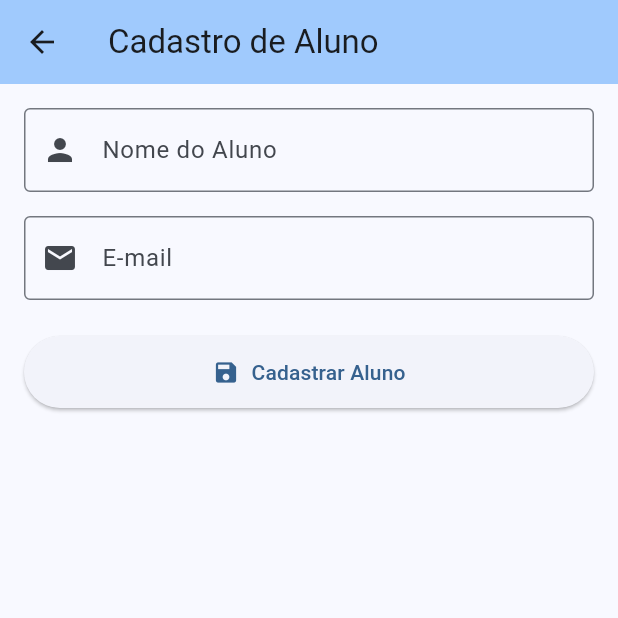
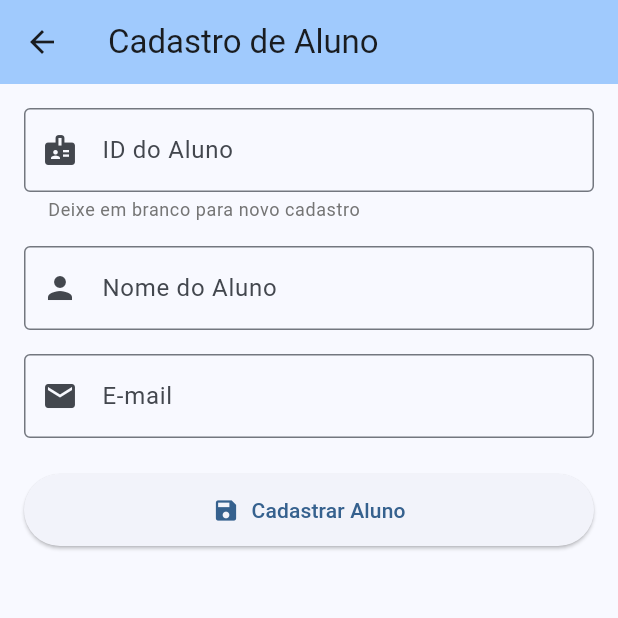
Before and after one commit to FelipeVieira4/gabarito_plus, a Flutter app: the ConsultaAluno screen opened directly, after a tap on the "person add" icon, on a phone screen of 412 x 824 dp, the top half of it. Run offline on Flutter 3.47's test engine with Material 3 defaults, Android fonts, the phone set to English and light mode, and no system bars.

Commit message:
feat: edição e exclusão de alunos

```diff
--- a/lib/views/alunos/cadastro_aluno.dart
+++ b/lib/views/alunos/cadastro_aluno.dart
@@ -3,9 +3,10 @@ import 'package:gabarito_plus/mocks/mock_aluno.dart';
 import 'package:gabarito_plus/models/aluno.dart';
 
 class CadastroAluno extends StatefulWidget {
-  const CadastroAluno({super.key, required this.title});
+  const CadastroAluno({super.key, required this.title, this.aluno});
 
   final String title;
+  final Aluno? aluno; // continua aceitando vir preenchido da consulta
 
   @override
   State<CadastroAluno> createState() => _CadastroAlunoState();
@@ -13,39 +14,116 @@ class CadastroAluno extends StatefulWidget {
 
 class _CadastroAlunoState extends State<CadastroAluno> {
   final _formKey = GlobalKey<FormState>();
+  final _idController = TextEditingController();
   final _nomeController = TextEditingController();
   final _emailController = TextEditingController();
 
+  Aluno? _alunoEncontrado; // null = ID em branco ou não encontrado ainda
+
+  bool get _isEdicao => _alunoEncontrado != null;
+
+  @override
+  void initState() {
+    super.initState();
+    if (widget.aluno != null) {
+      _idController.text = widget.aluno!.id;
+      _carregarAluno(widget.aluno!.id);
+    }
+  }
+
   @override
   void dispose() {
+    _idController.dispose();
     _nomeController.dispose();
     _emailController.dispose();
     super.dispose();
   }
 
+  // Busca o aluno pelo ID digitado e preenche o formulário
+  void _carregarAluno(String id) {
+    final encontrado = listaAlunos.where((a) => a.id == id).toList();
+
+    setState(() {
+      if (encontrado.isNotEmpty) {
+        _alunoEncontrado = encontrado.first;
+        _nomeController.text = _alunoEncontrado!.nome;
+        _emailController.text = _alunoEncontrado!.email;
+      } else {
+        _alunoEncontrado = null;
+        _nomeController.clear();
+        _emailController.clear();
+      }
+    });
+  }
+
   void _salvarAluno() {
-    if (_formKey.currentState!.validate()) {
-      // Cria a nova instância do aluno com um ID baseado no tamanho da lista
+    if (!_formKey.currentState!.validate()) return;
+
+    final idDigitado = _idController.text.trim();
+
+    if (_isEdicao) {
+      // Edição: atualiza o aluno encontrado
+      final index = listaAlunos.indexWhere((a) => a.id == _alunoEncontrado!.id);
+      if (index != -1) {
+        setState(() {
+          listaAlunos[index] = Aluno(
+            id: _alunoEncontrado!.id,
+            nome: _nomeController.text.trim(),
+            email: _emailController.text.trim(),
+          );
+        });
+      }
+      ScaffoldMessenger.of(context).showSnackBar(
+        const SnackBar(content: Text('Aluno atualizado com sucesso!')),
+      );
+    } else {
+      // Cadastro novo: se o ID foi digitado e não existe, usa ele; senão gera um novo
+      final novoId = idDigitado.isNotEmpty
+          ? idDigitado
+          : (listaAlunos.length + 1).toString();
+
       final novoAluno = Aluno(
-        id: (listaAlunos.length + 1).toString(),
+        id: novoId,
         nome: _nomeController.text.trim(),
         email: _emailController.text.trim(),
       );
 
-      // Adiciona na lista do mock
       setState(() {
         listaAlunos.add(novoAluno);
+        _alunoEncontrado = novoAluno; // agora "virou" edição, útil pra corrigir na hora
+        _idController.text = novoAluno.id;
       });
 
-      // Limpa os campos após salvar
-      _nomeController.clear();
-      _emailController.clear();
-
-      // Exibe mensagem de confirmação
       ScaffoldMessenger.of(context).showSnackBar(
         const SnackBar(content: Text('Aluno cadastrado com sucesso!')),
       );
     }
+  }
+
+  void _excluirAluno() {
+    showDialog(
+      context: context,
+      builder: (ctx) => AlertDialog(
+        title: const Text('Confirmar exclusão'),
+        content: Text('Deseja realmente excluir ${_alunoEncontrado!.nome}?'),
+        actions: [
+          TextButton(
+            onPressed: () => Navigator.pop(ctx),
+            child: const Text('Cancelar'),
+          ),
+          TextButton(
+            onPressed: () {
+              setState(() {
+                listaAlunos.removeWhere((a) => a.id == _alunoEncontrado!.id);
+              });
+              Navigator.pop(ctx);
+              Navigator.pop(context);
+            },
+            child: const Text('Excluir'),
+          ),
+        ],
+      ),
+    );
   }
 
   @override
@@ -53,7 +131,15 @@ class _CadastroAlunoState extends State<CadastroAluno> {
     return Scaffold(
       appBar: AppBar(
         backgroundColor: Theme.of(context).colorScheme.inversePrimary,
-        title: Text(widget.title),
+        title: Text(_isEdicao ? 'Editar Aluno' : widget.title),
+        actions: [
+          if (_isEdicao)
+            IconButton(
+              icon: const Icon(Icons.delete),
+              tooltip: 'Excluir aluno',
+              onPressed: _excluirAluno,
+            ),
+        ],
       ),
       body: SingleChildScrollView(
         padding: const EdgeInsets.all(16.0),
@@ -62,6 +148,22 @@ class _CadastroAlunoState extends State<CadastroAluno> {
           child: Column(
             crossAxisAlignment: CrossAxisAlignment.stretch,
             children: [
+              TextFormField(
+                controller: _idController,
+                decoration: InputDecoration(
+                  labelText: 'ID do Aluno',
+                  border: const OutlineInputBorder(),
+                  prefixIcon: const Icon(Icons.badge),
+                  helperText: _idController.text.trim().isEmpty
+                      ? 'Deixe em branco para novo cadastro'
+                      : (_isEdicao ? 'Aluno encontrado' : 'ID não encontrado — será criado ao salvar'),
+                  helperStyle: TextStyle(
+                    color: _isEdicao ? Colors.green : Colors.grey[600],
+                  ),
+                ),
+                onChanged: _carregarAluno, // busca a cada digitação
+              ),
+              const SizedBox(height: 16),
               TextFormField(
                 controller: _nomeController,
                 decoration: const InputDecoration(
@@ -99,7 +201,7 @@ class _CadastroAlunoState extends State<CadastroAluno> {
               ElevatedButton.icon(
                 onPressed: _salvarAluno,
                 icon: const Icon(Icons.save),
-                label: const Text('Cadastrar Aluno'),
+                label: Text(_isEdicao ? 'Salvar Alterações' : 'Cadastrar Aluno'),
                 style: ElevatedButton.styleFrom(
                   padding: const EdgeInsets.symmetric(vertical: 14),
                 ),
--- a/lib/views/alunos/consulta_aluno.dart
+++ b/lib/views/alunos/consulta_aluno.dart
@@ -24,14 +24,12 @@ class _ConsultaAlunoState extends State<ConsultaAluno> {
             icon: const Icon(Icons.person_add),
             tooltip: 'Cadastrar Aluno',
             onPressed: () async {
-              // Abre a tela de cadastro e espera o usuário voltar
               await Navigator.push(
                 context,
                 MaterialPageRoute(
                   builder: (context) => const CadastroAluno(title: 'Cadastro de Aluno'),
                 ),
               );
-              // Força a atualização da lista após inserir o novo registro
               setState(() {});
             },
           ),
@@ -45,10 +43,10 @@ class _ConsultaAlunoState extends State<ConsultaAluno> {
             crossAxisCount: 1,
             crossAxisSpacing: 12,
             mainAxisSpacing: 12,
-            childAspectRatio: 4.5, // Alterado de 9.5 para 4.5 para evitar overflow na altura
+            childAspectRatio: 4.5,
           ),
           itemBuilder: (context, index) {
-            final aluno = listaAlunos[index];
+            final aluno = listaAlunos[index]; // <-- aluno é criado aqui
 
             return Card(
               elevation: 2,
@@ -90,6 +88,22 @@ class _ConsultaAlunoState extends State<ConsultaAluno> {
                         ],
                       ),
                     ),
+                    IconButton(
+                      icon: const Icon(Icons.edit),
+                      tooltip: 'Editar Aluno',
+                      onPressed: () async {
+                        await Navigator.push(
+                          context,
+                          MaterialPageRoute(
+                            builder: (context) => CadastroAluno(
+                              title: 'Editar Aluno',
+                              aluno: aluno,
+                            ),
+                          ),
+                        );
+                        setState(() {});
+                      },
+                    ),
                   ],
                 ),
               ),
--- a/lib/views/dashboard/dashboard_alunos.dart
+++ b/lib/views/dashboard/dashboard_alunos.dart
@@ -1,9 +1,9 @@
 import 'package:flutter/material.dart';
+import 'package:gabarito_plus/views/alunos/cadastro_aluno.dart';
+import 'package:gabarito_plus/views/alunos/consulta_aluno.dart';
 import 'package:gabarito_plus/views/turmas/cadastro_turma.dart';
 import 'package:gabarito_plus/views/turmas/consulta_turma.dart';
 import '../auth/profile_view.dart';
-import '../alunos/consulta_aluno.dart';
-import '../alunos/cadastro_aluno.dart';
 
 class DashboardAluno extends StatelessWidget {
   const DashboardAluno({super.key});
```
